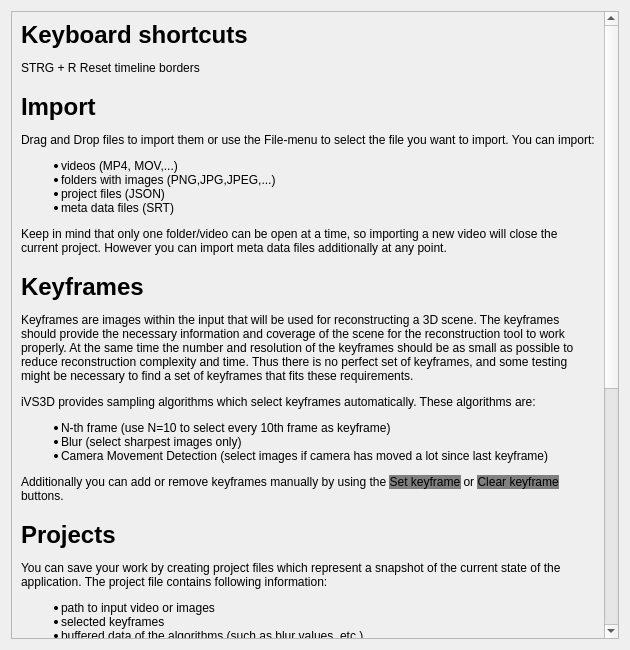
Above: iVS3D/src/iVS3D-core/view/helpdialog.ui from iVS3D/iVS3D before the change. Below: the same form after it.
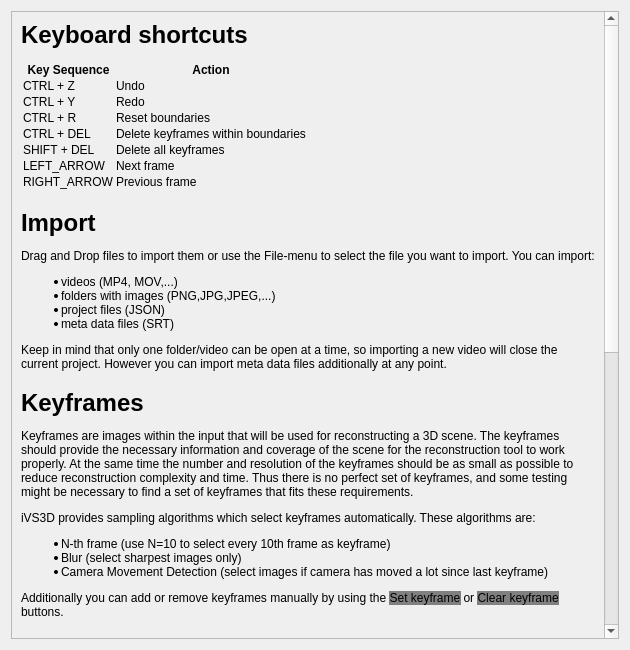
That is the form after the change.

Commit message: Shortcuts extended:  - delete keyframes within boundaries  - delete all keyframes  - next frame  - previous frame

The edit to the form file:
```diff
--- a/iVS3D/src/iVS3D-core/view/helpdialog.ui
+++ b/iVS3D/src/iVS3D-core/view/helpdialog.ui
@@ -25,14 +25,25 @@
         <x>0</x>
         <y>0</y>
         <width>596</width>
-        <height>959</height>
+        <height>1068</height>
        </rect>
       </property>
       <layout class="QVBoxLayout" name="verticalLayout_3">
        <item>
         <widget class="QLabel" name="label">
          <property name="text">
-          <string>&lt;html&gt;&lt;head/&gt;&lt;body&gt;&lt;h1 style=&quot; margin-top:18px; margin-bottom:12px; margin-left:0px; margin-right:0px; -qt-block-indent:0; text-indent:0px;&quot;&gt;&lt;span style=&quot; font-size:xx-large; font-weight:600;&quot;&gt;Keyboard shortcuts&lt;/span&gt;&lt;/h1&gt;&lt;p&gt;STRG + R Reset timeline borders&lt;/p&gt;&lt;h1 style=&quot; margin-top:18px; margin-bottom:12px; margin-left:0px; margin-right:0px; -qt-block-indent:0; text-indent:0px;&quot;&gt;&lt;span style=&quot; font-size:xx-large; font-weight:600;&quot;&gt;Import&lt;/span&gt;&lt;/h1&gt;&lt;p&gt;Drag and Drop files to import them or use the File-menu to select the file you want to import. You can import: &lt;/p&gt;&lt;ul style=&quot;margin-top: 0px; margin-bottom: 0px; margin-left: 0px; margin-right: 0px; -qt-list-indent: 1;&quot;&gt;&lt;li style=&quot; margin-top:12px; margin-bottom:0px; margin-left:0px; margin-right:0px; -qt-block-indent:0; text-indent:0px;&quot;&gt;videos (MP4, MOV,...)&lt;/li&gt;&lt;li style=&quot; margin-top:0px; margin-bottom:0px; margin-left:0px; margin-right:0px; -qt-block-indent:0; text-indent:0px;&quot;&gt;folders with images (PNG,JPG,JPEG,...)&lt;/li&gt;&lt;li style=&quot; margin-top:0px; margin-bottom:0px; margin-left:0px; margin-right:0px; -qt-block-indent:0; text-indent:0px;&quot;&gt;project files (JSON)&lt;/li&gt;&lt;li style=&quot; margin-top:0px; margin-bottom:12px; margin-left:0px; margin-right:0px; -qt-block-indent:0; text-indent:0px;&quot;&gt;meta data files (SRT)&lt;/li&gt;&lt;/ul&gt;&lt;p&gt;Keep in mind that only one folder/video can be open at a time, so importing a new video will close the current project. However you can import meta data files additionally at any point.&lt;/p&gt;&lt;h1 style=&quot; margin-top:18px; margin-bottom:12px; margin-left:0px; margin-right:0px; -qt-block-indent:0; text-indent:0px;&quot;&gt;&lt;span style=&quot; font-size:xx-large; font-weight:600;&quot;&gt;Keyframes&lt;/span&gt;&lt;/h1&gt;&lt;p&gt;Keyframes are images within the input that will be used for reconstructing a 3D scene. The keyframes should provide the necessary information and coverage of the scene for the reconstruction tool to work properly. At the same time the number and resolution of the keyframes should be as small as possible to reduce reconstruction complexity and time. Thus there is no perfect set of keyframes, and some testing might be necessary to find a set of keyframes that fits these requirements.&lt;/p&gt;&lt;p&gt;iVS3D provides sampling algorithms which select keyframes automatically. These algorithms are:&lt;/p&gt;&lt;ul style=&quot;margin-top: 0px; margin-bottom: 0px; margin-left: 0px; margin-right: 0px; -qt-list-indent: 1;&quot;&gt;&lt;li style=&quot; margin-top:12px; margin-bottom:0px; margin-left:0px; margin-right:0px; -qt-block-indent:0; text-indent:0px;&quot;&gt;N-th frame (use N=10 to select every 10th frame as keyframe)&lt;/li&gt;&lt;li style=&quot; margin-top:0px; margin-bottom:0px; margin-left:0px; margin-right:0px; -qt-block-indent:0; text-indent:0px;&quot;&gt;Blur (select sharpest images only)&lt;/li&gt;&lt;li style=&quot; margin-top:0px; margin-bottom:0px; margin-left:0px; margin-right:0px; -qt-block-indent:0; text-indent:0px;&quot;&gt;Camera Movement Detection (select images if camera has moved a lot since last keyframe)&lt;/li&gt;&lt;/ul&gt;&lt;p&gt;Additionally you can add or remove keyframes manually by using the &lt;span style=&quot; background-color:#808080;&quot;&gt;Set keyframe&lt;/span&gt; or &lt;span style=&quot; background-color:#808080;&quot;&gt;Clear keyframe&lt;/span&gt; buttons.&lt;/p&gt;&lt;h1 style=&quot; margin-top:18px; margin-bottom:12px; margin-left:0px; margin-right:0px; -qt-block-indent:0; text-indent:0px;&quot;&gt;&lt;span style=&quot; font-size:xx-large; font-weight:600;&quot;&gt;Projects&lt;/span&gt;&lt;/h1&gt;&lt;p&gt;You can save your work by creating project files which represent a snapshot of the current state of the application. The project file contains following information: &lt;/p&gt;&lt;ul style=&quot;margin-top: 0px; margin-bottom: 0px; margin-left: 0px; margin-right: 0px; -qt-list-indent: 1;&quot;&gt;&lt;li style=&quot; margin-top:12px; margin-bottom:0px; margin-left:0px; margin-right:0px; -qt-block-indent:0; text-indent:0px;&quot;&gt;path to input video or images&lt;/li&gt;&lt;li style=&quot; margin-top:0px; margin-bottom:0px; margin-left:0px; margin-right:0px; -qt-block-indent:0; text-indent:0px;&quot;&gt;selected keyframes&lt;/li&gt;&lt;li style=&quot; margin-top:0px; margin-bottom:0px; margin-left:0px; margin-right:0px; -qt-block-indent:0; text-indent:0px;&quot;&gt;buffered data of the algorithms (such as blur values, etc.)&lt;/li&gt;&lt;li style=&quot; margin-top:0px; margin-bottom:12px; margin-left:0px; margin-right:0px; -qt-block-indent:0; text-indent:0px;&quot;&gt;exports (path to exported images)&lt;/li&gt;&lt;/ul&gt;&lt;p&gt;Warning: The actuali input data and exported images are not contained in the project file! They are only referenced by the file system path to keep the project file size managable.&lt;/p&gt;&lt;p&gt;&lt;span style=&quot; font-size:xx-large; font-weight:600;&quot;&gt;Semantic Masks&lt;/span&gt;&lt;/p&gt;&lt;p&gt;Sometimes objects like cars or trees are part of the input images but are not supposed to be in the 3D reconstruction. The Semantic Segmentation plugin creates masks for the keyframes to ignore specific regions of the image when reconstructing. This is especially usefull if dynamic objects like moving people are seen in the input data, because dynamic objects violate requirements of many reconstruction tools. Neural Networks for masking these objects are available on our github and can be used with the Semantic Segmentation plugin by selecting the model and the object classes you want wo mask.&lt;/p&gt;&lt;p&gt;&lt;span style=&quot; font-size:xx-large; font-weight:600;&quot;&gt;Exports&lt;/span&gt;&lt;/p&gt;&lt;p&gt;You can export the selected keyframes as png files for reconstruction. In the Output window you can configure your export by choosing a location and image resolution. You can select the region within the images by using ther &lt;span style=&quot; background-color:#808080;&quot;&gt;Crop&lt;/span&gt; button. Additionally you can export the masks created with the Semantic Segmentation plugin. After exporting the reconstruct button is available and enables you to start the reconstruction based on the images you exported.&lt;/p&gt;&lt;p&gt;&lt;span style=&quot; font-size:xx-large; font-weight:600;&quot;&gt;Further information&lt;/span&gt;&lt;/p&gt;&lt;p&gt;Visit our github and check out the latest version of iVS3D! There are also instructions about the use of the command line interface of iVS3D and other features.&lt;/p&gt;&lt;/body&gt;&lt;/html&gt;</string>
+          <string>&lt;html&gt;&lt;head/&gt;&lt;body&gt;&lt;h1 style=&quot; margin-top:18px; margin-bottom:12px; margin-left:0px; margin-right:0px; -qt-block-indent:0; text-indent:0px;&quot;&gt;&lt;span style=&quot; font-size:xx-large; font-weight:600;&quot;&gt;Keyboard shortcuts&lt;/span&gt;&lt;/h1&gt;&lt;p&gt;
+&lt;table&gt;
+  &lt;tr&gt;&lt;th&gt;Key Sequence&lt;/th&gt;&lt;th&gt;Action&lt;/th&gt;&lt;/tr&gt;
+  &lt;tr&gt;&lt;td&gt;CTRL + Z&lt;/td&gt;&lt;td&gt;Undo&lt;/td&gt;&lt;/tr&gt;
+  &lt;tr&gt;&lt;td&gt;CTRL + Y&lt;/td&gt;&lt;td&gt;Redo&lt;/td&gt;&lt;/tr&gt;
+  &lt;tr&gt;&lt;td&gt;CTRL + R&lt;/td&gt;&lt;td&gt;Reset boundaries&lt;/td&gt;&lt;/tr&gt;
+  &lt;tr&gt;&lt;td&gt;CTRL + DEL&lt;/td&gt;&lt;td&gt;Delete keyframes within boundaries&lt;/td&gt;&lt;/tr&gt;
+  &lt;tr&gt;&lt;td&gt;SHIFT + DEL&lt;/td&gt;&lt;td&gt;Delete all keyframes&lt;/td&gt;&lt;/tr&gt;
+  &lt;tr&gt;&lt;td&gt;LEFT_ARROW&lt;/td&gt;&lt;td&gt;Next frame&lt;/td&gt;&lt;/tr&gt;
+  &lt;tr&gt;&lt;td&gt;RIGHT_ARROW&lt;/td&gt;&lt;td&gt;Previous frame&lt;/td&gt;&lt;/tr&gt;
+&lt;/table&gt;
+&lt;/p&gt;&lt;h1 style=&quot; margin-top:18px; margin-bottom:12px; margin-left:0px; margin-right:0px; -qt-block-indent:0; text-indent:0px;&quot;&gt;&lt;span style=&quot; font-size:xx-large; font-weight:600;&quot;&gt;Import&lt;/span&gt;&lt;/h1&gt;&lt;p&gt;Drag and Drop files to import them or use the File-menu to select the file you want to import. You can import: &lt;/p&gt;&lt;ul style=&quot;margin-top: 0px; margin-bottom: 0px; margin-left: 0px; margin-right: 0px; -qt-list-indent: 1;&quot;&gt;&lt;li style=&quot; margin-top:12px; margin-bottom:0px; margin-left:0px; margin-right:0px; -qt-block-indent:0; text-indent:0px;&quot;&gt;videos (MP4, MOV,...)&lt;/li&gt;&lt;li style=&quot; margin-top:0px; margin-bottom:0px; margin-left:0px; margin-right:0px; -qt-block-indent:0; text-indent:0px;&quot;&gt;folders with images (PNG,JPG,JPEG,...)&lt;/li&gt;&lt;li style=&quot; margin-top:0px; margin-bottom:0px; margin-left:0px; margin-right:0px; -qt-block-indent:0; text-indent:0px;&quot;&gt;project files (JSON)&lt;/li&gt;&lt;li style=&quot; margin-top:0px; margin-bottom:12px; margin-left:0px; margin-right:0px; -qt-block-indent:0; text-indent:0px;&quot;&gt;meta data files (SRT)&lt;/li&gt;&lt;/ul&gt;&lt;p&gt;Keep in mind that only one folder/video can be open at a time, so importing a new video will close the current project. However you can import meta data files additionally at any point.&lt;/p&gt;&lt;h1 style=&quot; margin-top:18px; margin-bottom:12px; margin-left:0px; margin-right:0px; -qt-block-indent:0; text-indent:0px;&quot;&gt;&lt;span style=&quot; font-size:xx-large; font-weight:600;&quot;&gt;Keyframes&lt;/span&gt;&lt;/h1&gt;&lt;p&gt;Keyframes are images within the input that will be used for reconstructing a 3D scene. The keyframes should provide the necessary information and coverage of the scene for the reconstruction tool to work properly. At the same time the number and resolution of the keyframes should be as small as possible to reduce reconstruction complexity and time. Thus there is no perfect set of keyframes, and some testing might be necessary to find a set of keyframes that fits these requirements.&lt;/p&gt;&lt;p&gt;iVS3D provides sampling algorithms which select keyframes automatically. These algorithms are:&lt;/p&gt;&lt;ul style=&quot;margin-top: 0px; margin-bottom: 0px; margin-left: 0px; margin-right: 0px; -qt-list-indent: 1;&quot;&gt;&lt;li style=&quot; margin-top:12px; margin-bottom:0px; margin-left:0px; margin-right:0px; -qt-block-indent:0; text-indent:0px;&quot;&gt;N-th frame (use N=10 to select every 10th frame as keyframe)&lt;/li&gt;&lt;li style=&quot; margin-top:0px; margin-bottom:0px; margin-left:0px; margin-right:0px; -qt-block-indent:0; text-indent:0px;&quot;&gt;Blur (select sharpest images only)&lt;/li&gt;&lt;li style=&quot; margin-top:0px; margin-bottom:0px; margin-left:0px; margin-right:0px; -qt-block-indent:0; text-indent:0px;&quot;&gt;Camera Movement Detection (select images if camera has moved a lot since last keyframe)&lt;/li&gt;&lt;/ul&gt;&lt;p&gt;Additionally you can add or remove keyframes manually by using the &lt;span style=&quot; background-color:#808080;&quot;&gt;Set keyframe&lt;/span&gt; or &lt;span style=&quot; background-color:#808080;&quot;&gt;Clear keyframe&lt;/span&gt; buttons.&lt;/p&gt;&lt;h1 style=&quot; margin-top:18px; margin-bottom:12px; margin-left:0px; margin-right:0px; -qt-block-indent:0; text-indent:0px;&quot;&gt;&lt;span style=&quot; font-size:xx-large; font-weight:600;&quot;&gt;Projects&lt;/span&gt;&lt;/h1&gt;&lt;p&gt;You can save your work by creating project files which represent a snapshot of the current state of the application. The project file contains following information: &lt;/p&gt;&lt;ul style=&quot;margin-top: 0px; margin-bottom: 0px; margin-left: 0px; margin-right: 0px; -qt-list-indent: 1;&quot;&gt;&lt;li style=&quot; margin-top:12px; margin-bottom:0px; margin-left:0px; margin-right:0px; -qt-block-indent:0; text-indent:0px;&quot;&gt;path to input video or images&lt;/li&gt;&lt;li style=&quot; margin-top:0px; margin-bottom:0px; margin-left:0px; margin-right:0px; -qt-block-indent:0; text-indent:0px;&quot;&gt;selected keyframes&lt;/li&gt;&lt;li style=&quot; margin-top:0px; margin-bottom:0px; margin-left:0px; margin-right:0px; -qt-block-indent:0; text-indent:0px;&quot;&gt;buffered data of the algorithms (such as blur values, etc.)&lt;/li&gt;&lt;li style=&quot; margin-top:0px; margin-bottom:12px; margin-left:0px; margin-right:0px; -qt-block-indent:0; text-indent:0px;&quot;&gt;exports (path to exported images)&lt;/li&gt;&lt;/ul&gt;&lt;p&gt;Warning: The actuali input data and exported images are not contained in the project file! They are only referenced by the file system path to keep the project file size managable.&lt;/p&gt;&lt;p&gt;&lt;span style=&quot; font-size:xx-large; font-weight:600;&quot;&gt;Semantic Masks&lt;/span&gt;&lt;/p&gt;&lt;p&gt;Sometimes objects like cars or trees are part of the input images but are not supposed to be in the 3D reconstruction. The Semantic Segmentation plugin creates masks for the keyframes to ignore specific regions of the image when reconstructing. This is especially usefull if dynamic objects like moving people are seen in the input data, because dynamic objects violate requirements of many reconstruction tools. Neural Networks for masking these objects are available on our github and can be used with the Semantic Segmentation plugin by selecting the model and the object classes you want wo mask.&lt;/p&gt;&lt;p&gt;&lt;span style=&quot; font-size:xx-large; font-weight:600;&quot;&gt;Exports&lt;/span&gt;&lt;/p&gt;&lt;p&gt;You can export the selected keyframes as png files for reconstruction. In the Output window you can configure your export by choosing a location and image resolution. You can select the region within the images by using ther &lt;span style=&quot; background-color:#808080;&quot;&gt;Crop&lt;/span&gt; button. Additionally you can export the masks created with the Semantic Segmentation plugin. After exporting the reconstruct button is available and enables you to start the reconstruction based on the images you exported.&lt;/p&gt;&lt;p&gt;&lt;span style=&quot; font-size:xx-large; font-weight:600;&quot;&gt;Further information&lt;/span&gt;&lt;/p&gt;&lt;p&gt;Visit our github and check out the latest version of iVS3D! There are also instructions about the use of the command line interface of iVS3D and other features.&lt;/p&gt;&lt;/body&gt;&lt;/html&gt;</string>
          </property>
          <property name="alignment">
           <set>Qt::AlignLeading|Qt::AlignLeft|Qt::AlignVCenter</set>
```
The commit also changes 10 other files.
